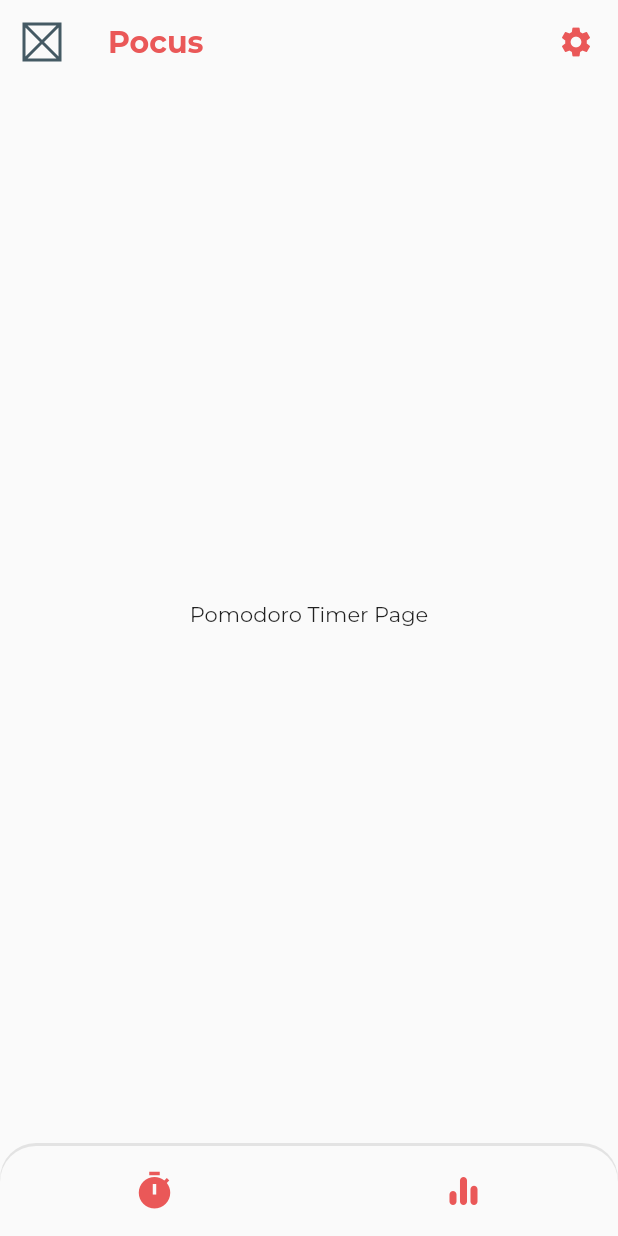
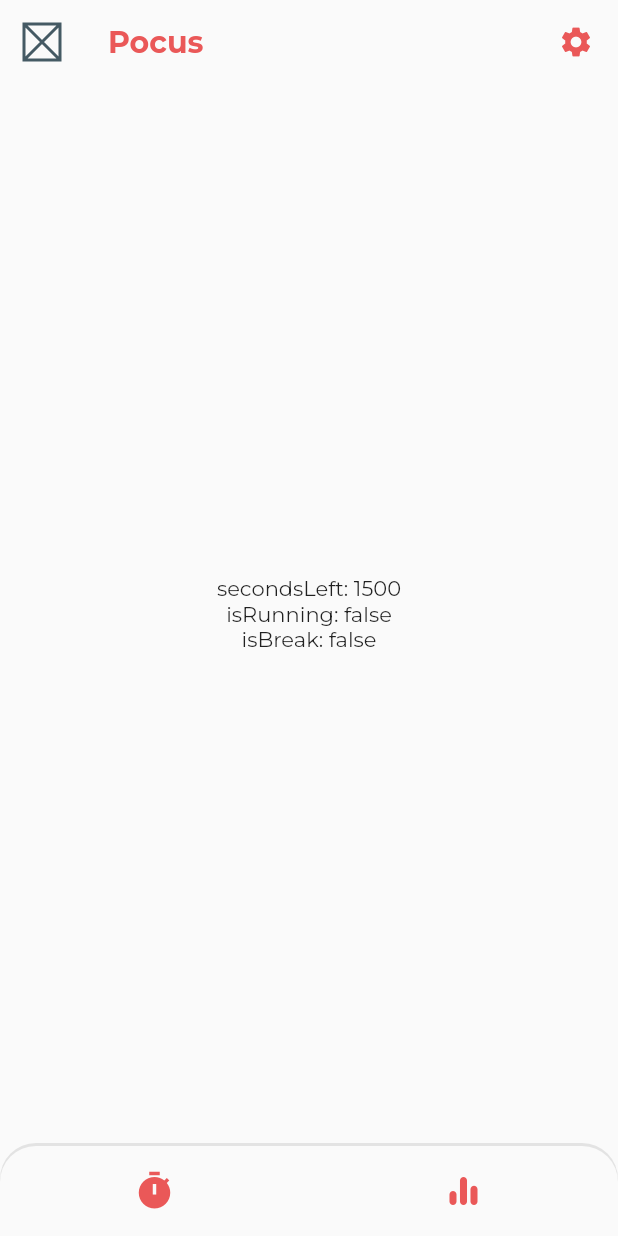
Before and after one commit to wojtekoziol/pocus, a Flutter app: the screen it shows after launch, on a phone screen of 412 x 824 dp. Run offline on Flutter 3.47's test engine with Material 2 defaults, Android fonts, the phone set to English and light mode, and no system bars; our stand-ins replace flutter_riverpod, freezed_annotation, google_fonts.

Commit message:
Add pomodoro timer fields representation

```diff
--- a/lib/src/pages/pomodoro_timer/pomodoro_timer_page.dart
+++ b/lib/src/pages/pomodoro_timer/pomodoro_timer_page.dart
@@ -1,11 +1,26 @@
 import 'package:flutter/material.dart';
+import 'package:flutter_riverpod/flutter_riverpod.dart';
+import 'package:pocus/providers.dart';
 
 class PomodoroTimerPage extends StatelessWidget {
   @override
   Widget build(BuildContext context) {
     return Container(
       child: Center(
-        child: Text('Pomodoro Timer Page'),
+        child: Consumer(
+          builder: (_, watch, __) {
+            final pomodoroTimerState = watch(pomodoroTimerNotifier.state);
+
+            return Column(
+              mainAxisAlignment: MainAxisAlignment.center,
+              children: [
+                Text('secondsLeft: ${pomodoroTimerState.secondsLeft}'),
+                Text('isRunning: ${pomodoroTimerState.isRunning}'),
+                Text('isBreak: ${pomodoroTimerState.isBreak}'),
+              ],
+            );
+          },
+        ),
       ),
     );
   }
```
